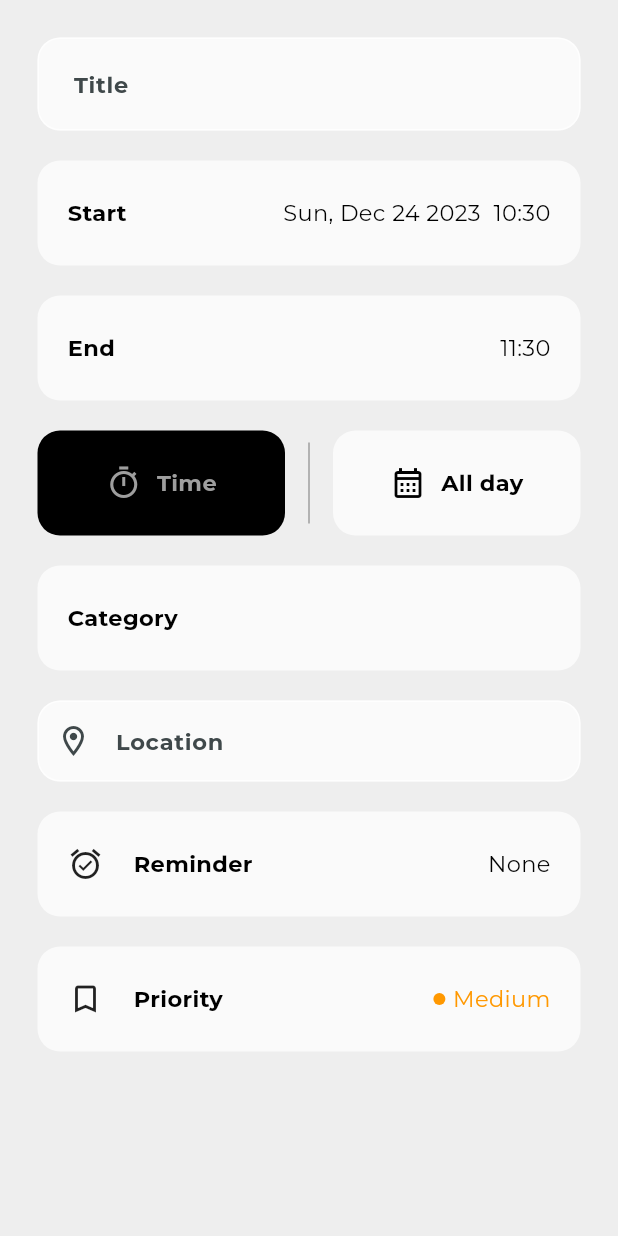
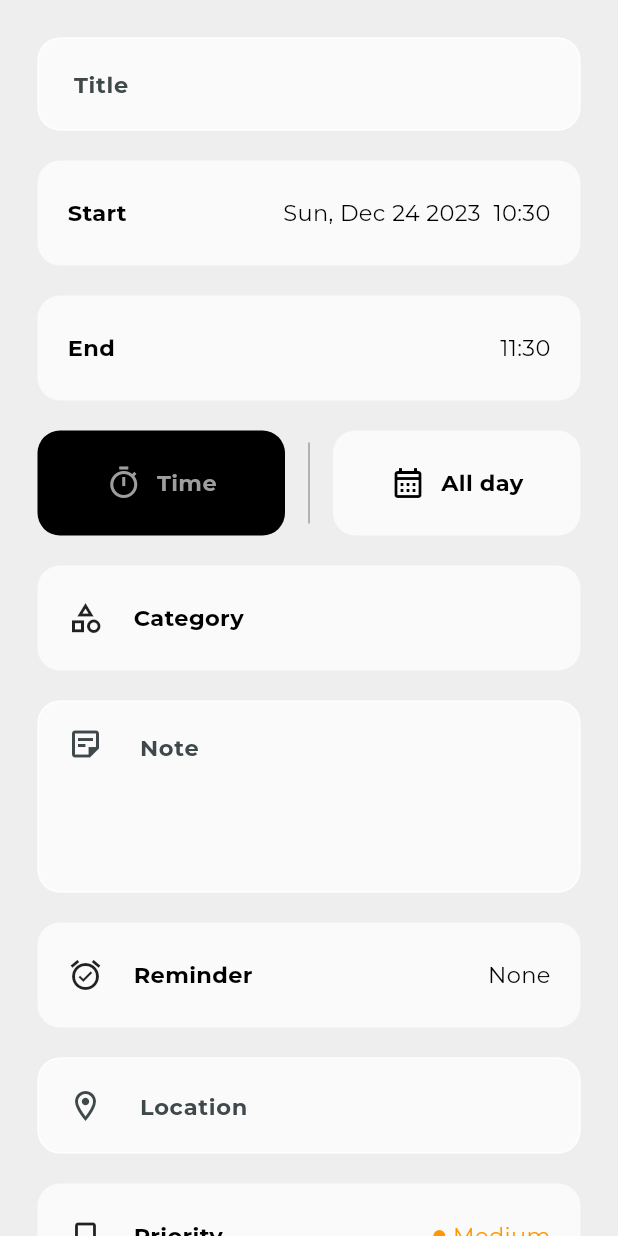
Before and after one commit to KelvinJC/productivo, a Flutter app: the screen it shows once a user with an empty profile is signed in, on a phone screen of 412 x 824 dp. Run offline on Flutter 3.47's test engine with Material 3 defaults, Android fonts, the phone set to English and light mode, and no system bars; our stand-ins replace firebase_auth, firebase_core, flutter_svg, google_fonts, table_calendar; accounts and stored records are empty.

```diff
--- a/lib/todo_list/views/add_todo_screen.dart
+++ b/lib/todo_list/views/add_todo_screen.dart
@@ -1,4 +1,6 @@
+import 'package:flutter/gestures.dart';
 import 'package:flutter/material.dart';
+import 'package:flutter/rendering.dart';
 import 'package:flutter/services.dart';
 import 'package:google_fonts/google_fonts.dart';
 import 'package:intl/intl.dart';
@@ -9,6 +11,7 @@ import 'package:todo/calendar/views/start_calendar_widget.dart';
 import 'package:todo/clock/view_models/clock_view_model.dart';
 import 'package:todo/components/category_button.dart';
 import 'package:todo/todo_list/view_models/category_view_model.dart';
+import 'package:todo/todo_list/view_models/location_view_model.dart';
 import 'package:todo/todo_list/view_models/todo_view_model.dart';
 
 class AddTodoScreen extends StatelessWidget {
@@ -21,6 +24,7 @@ class AddTodoScreen extends StatelessWidget {
     CalendarViewModel calendarViewModel = context.watch<CalendarViewModel>();
     ClockViewModel clockViewModel = context.watch<ClockViewModel>();
     CategoryViewModel categoryViewModel = context.watch<CategoryViewModel>();
+    LocationViewModel locationViewModel = context.watch<LocationViewModel>();
     // calendar state
     DateTime startDay = calendarViewModel.startCalCurrentDay;
     DateTime endDay = calendarViewModel.endCalCurrentDay;
@@ -42,12 +46,16 @@ class AddTodoScreen extends StatelessWidget {
     StartCalendar startCal = const StartCalendar();
     EndCalendar endCal = const EndCalendar();
     // remove keyboard when user clicks outside textbox
-    SystemChannels.textInput.invokeMethod('TextInput.hide');
+    // SystemChannels.textInput.invokeMethod('TextInput.hide');
 
 
     return Scaffold(
       backgroundColor: Colors.grey[200],
-      body: SafeArea(
+      body: GestureDetector(
+        onTap: () {
+          FocusScope.of(context).unfocus();
+        },
+        child: SafeArea(
           child: SingleChildScrollView(
             child: Padding(
               padding: const EdgeInsets.symmetric(horizontal: 25.0, vertical: 25.0),
@@ -56,6 +64,8 @@ class AddTodoScreen extends StatelessWidget {
                 children: [
                   // title input field
                   TextFormField(
+                    // maxLength: 60,
+
                     style: GoogleFonts.montserrat(
                       fontSize: 15,
                       fontWeight: FontWeight.bold,
@@ -96,6 +106,7 @@ class AddTodoScreen extends StatelessWidget {
                       } else {
                         todoViewModel.toggleStartDateClockVisible();
                       }
+                      FocusScope.of(context).unfocus();
                     },
                     child: Column(
                       children: [
@@ -201,6 +212,7 @@ class AddTodoScreen extends StatelessWidget {
                       } else {
                         todoViewModel.toggleEndDateClockVisible();
                       }
+                      FocusScope.of(context).unfocus();
                     },
                     child: Column(
                       children: [
@@ -305,6 +317,7 @@ class AddTodoScreen extends StatelessWidget {
                           child: GestureDetector(
                             onTap: () {
                               todoViewModel.selectTime();
+                              FocusScope.of(context).unfocus();
                             },
                             child: Container(
                               height: 70,
@@ -348,6 +361,7 @@ class AddTodoScreen extends StatelessWidget {
                           child: GestureDetector(
                             onTap: () {
                               todoViewModel.selectAllDay();
+                              FocusScope.of(context).unfocus();
                             },
                             child: Container(
                               height: 70,
@@ -387,6 +401,7 @@ class AddTodoScreen extends StatelessWidget {
                   GestureDetector(
                     onTap: () {
                       categoryViewModel.toggleCategoryFieldSelected();
+                      FocusScope.of(context).unfocus();
                     },
                     child: Column(
                       children: [
@@ -402,6 +417,10 @@ class AddTodoScreen extends StatelessWidget {
                             child: Row(
                               mainAxisAlignment: MainAxisAlignment.spaceBetween,
                               children: [
+                                Row(
+                                  children: [
+                                    Icon(Icons.category_outlined),
+                                    const SizedBox(width: 20.0,),
                                     Text(
                                         'Category',
                                         style: GoogleFonts.montserrat(
@@ -409,6 +428,8 @@ class AddTodoScreen extends StatelessWidget {
                                           fontWeight: FontWeight.bold,
                                           color: Colors.black,
                                         )
+                                    ),
+                                  ],
                                 ),
                                 Text(
                                     categoryViewModel.selectedCategory,
@@ -463,8 +484,10 @@ class AddTodoScreen extends StatelessWidget {
                   ),
                   SizedBox(height: categoryViewModel.categoryFieldSelected ?  20.0 : 0.0,),
                   TextFormField(
+                    maxLines: 4,
+
                     onTap: () {
-                    print("MY test");
+                      locationViewModel.toggleLocationFieldSelected();
                     },
                     // onChanged: ,
                     style: GoogleFonts.montserrat(
@@ -474,8 +497,12 @@ class AddTodoScreen extends StatelessWidget {
                     decoration: InputDecoration(
                       filled: true,
                       fillColor: Colors.white70,
-                    prefixIcon: Icon(Icons.location_on_outlined),
-                    hintText: 'Location',
+                      prefixIcon: const Padding(
+                        padding: EdgeInsets.only(left: 20.0, right: 20.0, bottom: 70.0),
+                        child: Icon(Icons.sticky_note_2_outlined),
+                      ),
+                      contentPadding: const EdgeInsets.all(20.0),
+                      hintText: 'Note',
                       enabledBorder: OutlineInputBorder(
                         borderSide: const BorderSide(
                           color: Colors.white70,
@@ -489,8 +516,6 @@ class AddTodoScreen extends StatelessWidget {
                         borderRadius: BorderRadius.circular(15)
                       )
                     ),
-
-
                   ),
 
                   // GestureDetector(
@@ -542,9 +567,9 @@ class AddTodoScreen extends StatelessWidget {
                   // ),
                   const SizedBox(height: 20,),
                   GestureDetector(
-                  // onTap: () {
-                  //   todoViewModel.toggleEndDateCalendarVisible();
-                  // },
+                    onTap: () {
+                      FocusScope.of(context).unfocus();
+                    },
                     child: Column(
                       children: [
                         Container(
@@ -604,10 +629,42 @@ class AddTodoScreen extends StatelessWidget {
                     ),
                   ),
                   const SizedBox(height: 20,),
+                  TextFormField(
+                    onTap: () {
+
+                    },
+                    style: GoogleFonts.montserrat(
+                      fontSize: 15,
+                      fontWeight: FontWeight.bold,
+                    ),
+                    decoration: InputDecoration(
+                        filled: true,
+                        fillColor: Colors.white70,
+                        prefixIcon: const Padding(
+                          padding: EdgeInsets.only(left: 20.0, right: 20.0),
+                          child: Icon(Icons.location_on_outlined),
+                        ),
+                        contentPadding: const EdgeInsets.all(21.0),
+                        hintText: 'Location',
+                        enabledBorder: OutlineInputBorder(
+                          borderSide: const BorderSide(
+                            color: Colors.white70,
+                          ),
+                          borderRadius: BorderRadius.circular(15),
+                        ),
+                        focusedBorder: OutlineInputBorder(
+                            borderSide: const BorderSide(
+                                color: Colors.white70
+                            ),
+                            borderRadius: BorderRadius.circular(15)
+                        )
+                    ),
+                  ),
+                  const SizedBox(height: 20,),
                   GestureDetector(
-                  // onTap: () {
-                  //   todoViewModel.toggleEndDateCalendarVisible();
-                  // },
+                    onTap: () {
+                      FocusScope.of(context).unfocus();
+                    },
                     child: Column(
                       children: [
                         Container(
@@ -685,6 +742,7 @@ class AddTodoScreen extends StatelessWidget {
             ),
           ),
         ),
+      ),
 
     );
   }
```
Lines whose indentation alone changed are shown as unchanged.
